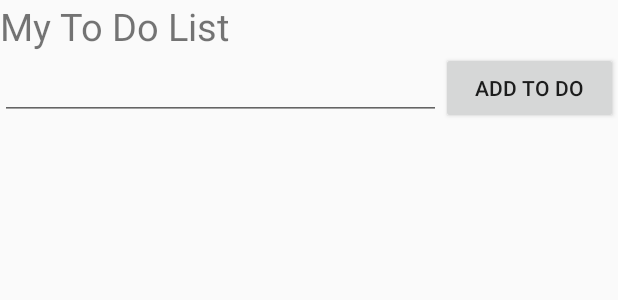
After one commit to 7sco/GoogleNow, an Android app: the layout todolist_view.xml on its own in the app's theme, with its tools: preview values and no code run, on a phone screen of 412 x 824 dp. The commit adds this screen. Shown: the top 300 px of the screen. Run offline under Robolectric (Android 15) with nearby library versions, the phone set to English and light mode, and no system bars.

Commit message:
some changes

```diff
--- a/app/build.gradle
+++ b/app/build.gradle
@@ -37,6 +37,6 @@ dependencies {
 
 
     compile 'com.squareup.picasso:picasso:2.5.2'
-
+    compile 'com.android.support:recyclerview-v7:26.1.0'
 
 }
--- /dev/null
+++ b/app/src/main/res/layout/todolist_view.xml
@@ -0,0 +1,38 @@
+<?xml version="1.0" encoding="utf-8"?>
+<LinearLayout xmlns:android="http://schemas.android.com/apk/res/android"
+    android:layout_width="match_parent"
+    android:layout_height="match_parent"
+    android:orientation="vertical">
+
+    <TextView
+        android:layout_width="match_parent"
+        android:layout_height="wrap_content"
+        android:text="My To Do List"
+        android:textSize="25sp" />
+
+    <android.support.v7.widget.RecyclerView
+        android:id="@+id/recyclerViewToDo"
+        android:layout_width="match_parent"
+        android:layout_height="wrap_content" />
+
+    <LinearLayout
+        android:layout_width="match_parent"
+        android:layout_height="wrap_content"
+        android:orientation="horizontal">
+
+
+        <EditText
+            android:id="@+id/toDoEditText"
+            android:layout_width="0dp"
+            android:layout_height="wrap_content"
+            android:layout_weight="1" />
+
+        <Button
+            android:id="@+id/saveToDo"
+            android:layout_width="0dp"
+            android:layout_height="wrap_content"
+            android:layout_weight="0.4"
+            android:text="Add To Do" />
+
+    </LinearLayout>
+</LinearLayout>
```
Also changed, not shown: app/src/main/java/com/example/franciscoandrade/googlehome/MainActivity.java (+28 -26 lines), app/src/main/java/com/example/franciscoandrade/googlehome/ToDoAdapter.java (added, +69 -0 lines), app/src/main/java/com/example/franciscoandrade/googlehome/ToDoList.java (added, +53 -0 lines), app/src/main/java/com/example/franciscoandrade/googlehome/ToDoModel.java (added, +22 -0 lines), app/src/main/res/layout/itemtodo.xml (added, +33 -0 lines).
